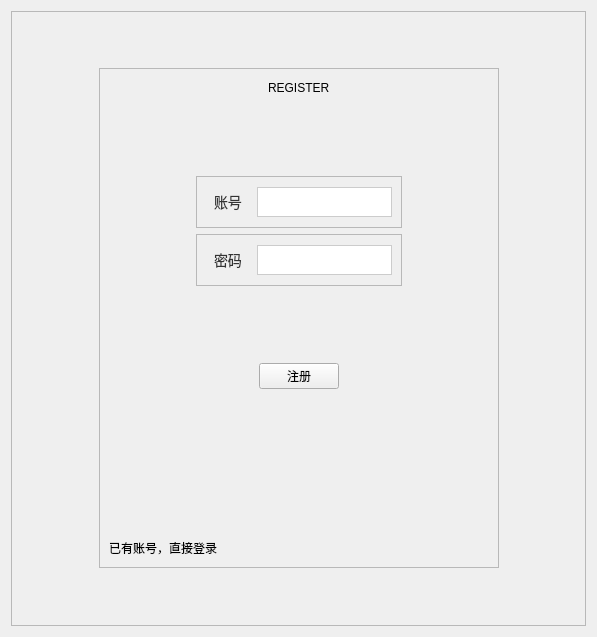
This is registerwidget.ui in ZhengLBin/Qt-app as Qt 5 draws it before an edit. The edited form follows.
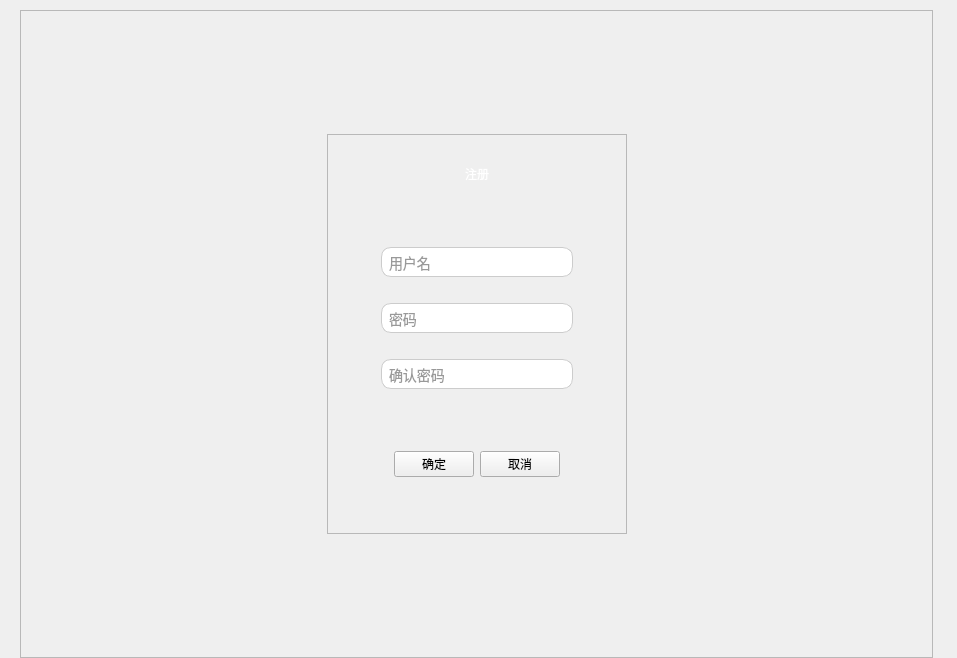
This is the edited form. Icons and pictures are not drawn.

Commit message: [feat]登录注册页面

```diff
--- a/registerwidget.ui
+++ b/registerwidget.ui
@@ -6,16 +6,29 @@
    <rect>
     <x>0</x>
     <y>0</y>
-    <width>597</width>
-    <height>637</height>
+    <width>957</width>
+    <height>658</height>
    </rect>
   </property>
   <property name="windowTitle">
    <string>Form</string>
   </property>
-  <layout class="QGridLayout" name="gridLayout_4">
-   <item row="0" column="0">
     <widget class="QFrame" name="frame_background">
+   <property name="geometry">
+    <rect>
+     <x>20</x>
+     <y>10</y>
+     <width>913</width>
+     <height>648</height>
+    </rect>
+   </property>
+   <property name="styleSheet">
+    <string notr="true">
+QFrame #frame_background{
+	border-radius: 30px;
+	border-image:url(:/image/login_background);
+}</string>
+   </property>
      <property name="frameShape">
       <enum>QFrame::Shape::StyledPanel</enum>
      </property>
@@ -48,16 +61,26 @@
           </property>
           <property name="minimumSize">
            <size>
-            <width>400</width>
-            <height>500</height>
+          <width>300</width>
+          <height>400</height>
            </size>
           </property>
           <property name="maximumSize">
            <size>
-            <width>400</width>
-            <height>500</height>
-           </size>
-          </property>
+          <width>300</width>
+          <height>400</height>
+         </size>
+        </property>
+        <property name="styleSheet">
+         <string notr="true">
+
+QLabel #label_title {
+	background-color: transparent;
+	color: rgba(255,255,255,200);
+}
+
+</string>
+        </property>
           <property name="frameShape">
            <enum>QFrame::Shape::StyledPanel</enum>
           </property>
@@ -65,6 +88,22 @@
            <enum>QFrame::Shadow::Raised</enum>
           </property>
           <layout class="QVBoxLayout" name="verticalLayout">
+         <item>
+          <spacer name="verticalSpacer_5">
+           <property name="orientation">
+            <enum>Qt::Orientation::Vertical</enum>
+           </property>
+           <property name="sizeType">
+            <enum>QSizePolicy::Policy::Fixed</enum>
+           </property>
+           <property name="sizeHint" stdset="0">
+            <size>
+             <width>18</width>
+             <height>20</height>
+            </size>
+           </property>
+          </spacer>
+         </item>
            <item>
             <layout class="QHBoxLayout" name="horizontalLayout">
              <item>
@@ -82,8 +121,15 @@
              </item>
              <item>
               <widget class="QLabel" name="label_title">
+             <property name="styleSheet">
+              <string notr="true">#label_title {
+	background-color: transparent;
+	color: #fff;
+	font: 16pt &quot;等线&quot;;
+}</string>
+             </property>
                <property name="text">
-                <string>REGISTER</string>
+              <string>注册</string>
                </property>
               </widget>
              </item>
@@ -133,17 +179,21 @@
              <item>
               <widget class="QFrame" name="frame_username">
                <property name="styleSheet">
-                <string notr="true">#label_username {
-    font-size: 14px;
-    color: #333333;
-    padding: 5px;
-}
+              <string notr="true">
 #lineE_username {
 	border: 1px solid #cccccc;
+	border-radius: 10px;
+	width: 180px;
     padding: 5px;
     font-size: 14px;
     color: #333333;
 }
+
+QFrame #frame_username {
+		background-color: transparent;
+		color: #fff;
+		font: 16pt &quot;等线&quot;;
+}
 </string>
                </property>
                <property name="frameShape">
@@ -156,15 +206,12 @@
                 <item row="0" column="0">
                  <layout class="QHBoxLayout" name="horizontalLayout_2">
                   <item>
-                   <widget class="QLabel" name="label_username">
-                    <property name="text">
-                     <string>账号</string>
+                 <widget class="QLineEdit" name="lineE_username">
+                  <property name="placeholderText">
+                   <string>用户名</string>
                     </property>
                    </widget>
                   </item>
-                  <item>
-                   <widget class="QLineEdit" name="lineE_username"/>
-                  </item>
                  </layout>
                 </item>
                </layout>
@@ -203,17 +250,21 @@
              <item>
               <widget class="QFrame" name="frame_password">
                <property name="styleSheet">
-                <string notr="true">#label_password {
-    font-size: 14px;
-    color: #333333;
-    padding: 5px;
-}
+              <string notr="true">
 #lineE_password {
 	border: 1px solid #cccccc;
     padding: 5px;
+	width: 180px;
+	border-radius: 10px;
     font-size: 14px;
     color: #333333;
 }
+
+QFrame #frame_password {
+		background-color: transparent;
+		color: #fff;
+		font: 16pt &quot;等线&quot;;
+}
 </string>
                </property>
                <property name="frameShape">
@@ -226,15 +277,12 @@
                 <item row="0" column="0">
                  <layout class="QHBoxLayout" name="horizontalLayout_8">
                   <item>
-                   <widget class="QLabel" name="label_password">
-                    <property name="text">
+                 <widget class="QLineEdit" name="lineE_password">
+                  <property name="placeholderText">
                      <string>密码</string>
                     </property>
                    </widget>
                   </item>
-                  <item>
-                   <widget class="QLineEdit" name="lineE_password"/>
-                  </item>
                  </layout>
                 </item>
                </layout>
@@ -255,6 +303,77 @@
              </item>
             </layout>
            </item>
+         <item>
+          <layout class="QHBoxLayout" name="horizontalLayout_9">
+           <item>
+            <spacer name="horizontalSpacer_11">
+             <property name="orientation">
+              <enum>Qt::Orientation::Horizontal</enum>
+             </property>
+             <property name="sizeHint" stdset="0">
+              <size>
+               <width>40</width>
+               <height>20</height>
+              </size>
+             </property>
+            </spacer>
+           </item>
+           <item>
+            <widget class="QFrame" name="frame_confirm_password">
+             <property name="styleSheet">
+              <string notr="true">
+#lineE_confirm_password {
+	border: 1px solid #cccccc;
+    padding: 5px;
+	width: 180px;
+	border-radius: 10px;
+    font-size: 14px;
+    color: #333333;
+}
+
+QFrame #frame_confirm_password {
+		background-color: transparent;
+		color: #fff;
+		font: 16pt &quot;等线&quot;;
+}
+</string>
+             </property>
+             <property name="frameShape">
+              <enum>QFrame::Shape::StyledPanel</enum>
+             </property>
+             <property name="frameShadow">
+              <enum>QFrame::Shadow::Raised</enum>
+             </property>
+             <layout class="QGridLayout" name="gridLayout_4">
+              <item row="0" column="0">
+               <layout class="QHBoxLayout" name="horizontalLayout_10">
+                <item>
+                 <widget class="QLineEdit" name="lineE_confirm_password">
+                  <property name="placeholderText">
+                   <string>确认密码</string>
+                  </property>
+                 </widget>
+                </item>
+               </layout>
+              </item>
+             </layout>
+            </widget>
+           </item>
+           <item>
+            <spacer name="horizontalSpacer_12">
+             <property name="orientation">
+              <enum>Qt::Orientation::Horizontal</enum>
+             </property>
+             <property name="sizeHint" stdset="0">
+              <size>
+               <width>40</width>
+               <height>20</height>
+              </size>
+             </property>
+            </spacer>
+           </item>
+          </layout>
+         </item>
            <item>
             <spacer name="verticalSpacer_4">
              <property name="orientation">
@@ -287,9 +406,29 @@
               </spacer>
              </item>
              <item>
-              <widget class="QPushButton" name="btn_login">
+            <widget class="QPushButton" name="btn_confirm">
+             <property name="styleSheet">
+              <string notr="true">#btn_register {
+	background-color:#fff;
+	font-size: 15px;
+}</string>
+             </property>
                <property name="text">
-                <string>注册</string>
+              <string>确定</string>
+             </property>
+            </widget>
+           </item>
+           <item>
+            <widget class="QPushButton" name="btn_cancel">
+             <property name="styleSheet">
+              <string notr="true">
+#btn_login {
+	font-size: 15px;
+	background-color: #fff;
+}</string>
+             </property>
+             <property name="text">
+              <string>取消</string>
                </property>
               </widget>
              </item>
@@ -321,43 +460,6 @@
              </property>
             </spacer>
            </item>
-           <item>
-            <spacer name="verticalSpacer_5">
-             <property name="orientation">
-              <enum>Qt::Orientation::Vertical</enum>
-             </property>
-             <property name="sizeHint" stdset="0">
-              <size>
-               <width>18</width>
-               <height>40</height>
-              </size>
-             </property>
-            </spacer>
-           </item>
-           <item>
-            <layout class="QHBoxLayout" name="horizontalLayout_9">
-             <item>
-              <widget class="QLabel" name="label_title_4">
-               <property name="text">
-                <string>已有账号，直接登录</string>
-               </property>
-              </widget>
-             </item>
-             <item>
-              <spacer name="horizontalSpacer_14">
-               <property name="orientation">
-                <enum>Qt::Orientation::Horizontal</enum>
-               </property>
-               <property name="sizeHint" stdset="0">
-                <size>
-                 <width>40</width>
-                 <height>20</height>
-                </size>
-               </property>
-              </spacer>
-             </item>
-            </layout>
-           </item>
           </layout>
          </widget>
         </item>
@@ -378,8 +480,6 @@
       </item>
      </layout>
     </widget>
-   </item>
-  </layout>
  </widget>
  <resources/>
  <connections/>
```
Lines whose indentation alone changed are shown as unchanged. The commit also changes 28 other files.
